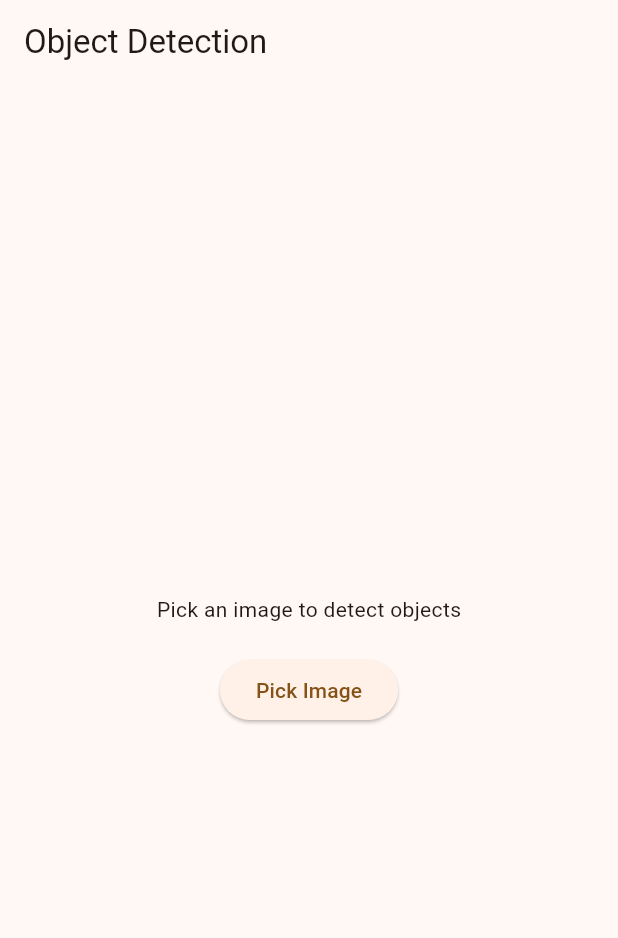
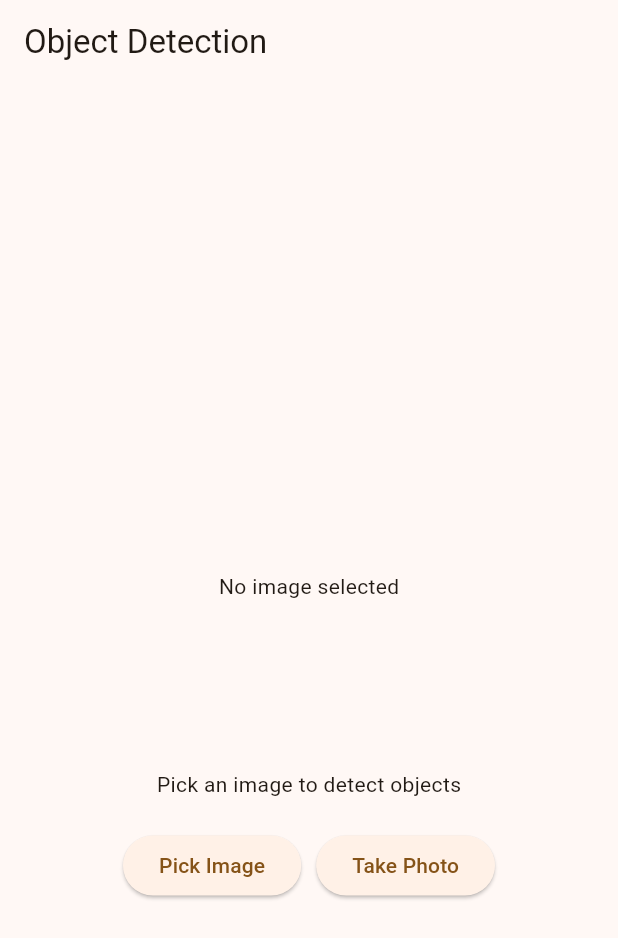
Before and after one commit to North0n/mo-detection, a Flutter app: the screen it shows after launch, on a phone screen of 412 x 824 dp. Shown: the top 938 px of the screen. Run offline on Flutter 3.47's test engine with Material 3 defaults, Android fonts, the phone set to English and light mode, and no system bars; our stand-ins replace image_picker; missing offline and left inert: tflite_flutter.

Commit message:
add display of analyzed image

```diff
--- a/lib/main.dart
+++ b/lib/main.dart
@@ -56,6 +56,19 @@ class _HomeScreenState extends State<HomeScreen> {
     }
   }
 
+  Future<void> _captureImage() async {
+    final pickedFile = await ImagePicker().pickImage(
+      source: ImageSource.camera,
+    );
+    if (pickedFile != null) {
+      setState(() {
+        _image = File(pickedFile.path);
+        _processedImage = null; // Reset processed image
+      });
+      _runDetection();
+    }
+  }
+
   Future<void> _runDetection() async {
     if (_image == null) return;
     final processed = await detector.detectedImage(_image!);
@@ -72,13 +85,37 @@ class _HomeScreenState extends State<HomeScreen> {
         child: Column(
           mainAxisAlignment: MainAxisAlignment.center,
           children: [
+            _image != null
+                ? Image.file(
+                  _image!,
+                  width: ObjectDetector.imageSize.toDouble(),
+                  height: ObjectDetector.imageSize.toDouble(),
+                  fit: BoxFit.cover,
+                )
+                : SizedBox(
+                  width: ObjectDetector.imageSize.toDouble(),
+                  height: ObjectDetector.imageSize.toDouble(),
+                  child: Center(child: Text("No image selected")),
+                ),
+            SizedBox(height: 10),
             _processedImage != null
                 ? Image.memory(_processedImage!)
-                : _image != null
-                ? Image.file(_image!)
                 : Text("Pick an image to detect objects"),
             SizedBox(height: 20),
-            ElevatedButton(onPressed: _pickImage, child: Text("Pick Image")),
+            Row(
+              mainAxisAlignment: MainAxisAlignment.center,
+              children: [
+                ElevatedButton(
+                  onPressed: _pickImage,
+                  child: Text("Pick Image"),
+                ),
+                SizedBox(width: 10),
+                ElevatedButton(
+                  onPressed: _captureImage,
+                  child: Text("Take Photo"),
+                ),
+              ],
+            ),
           ],
         ),
       ),
```
